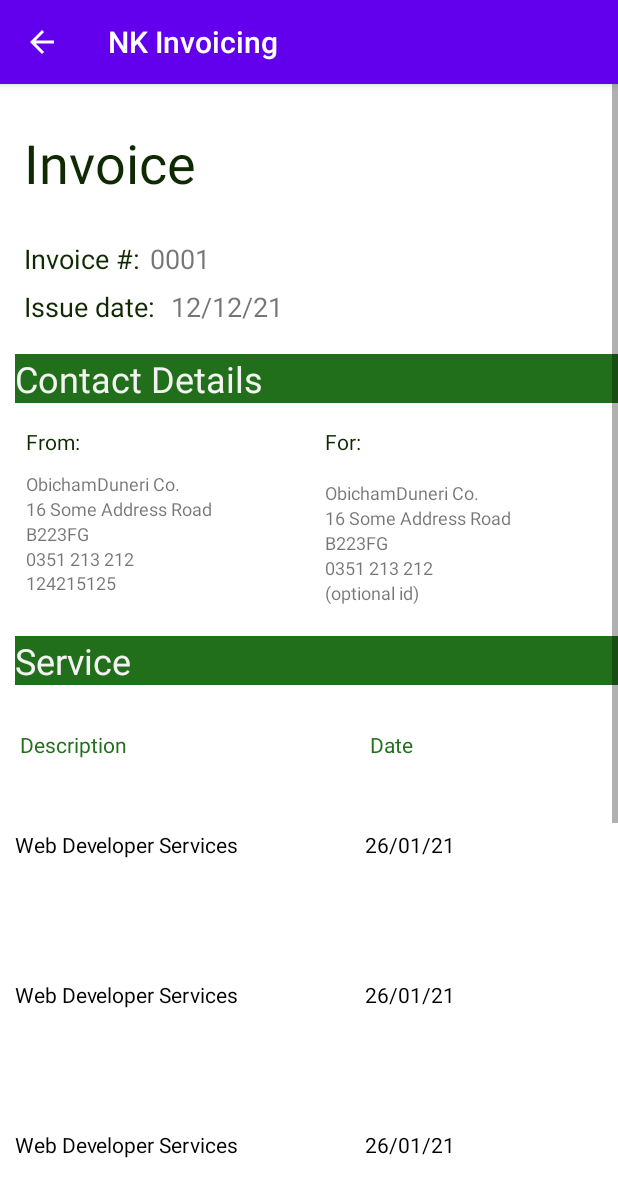
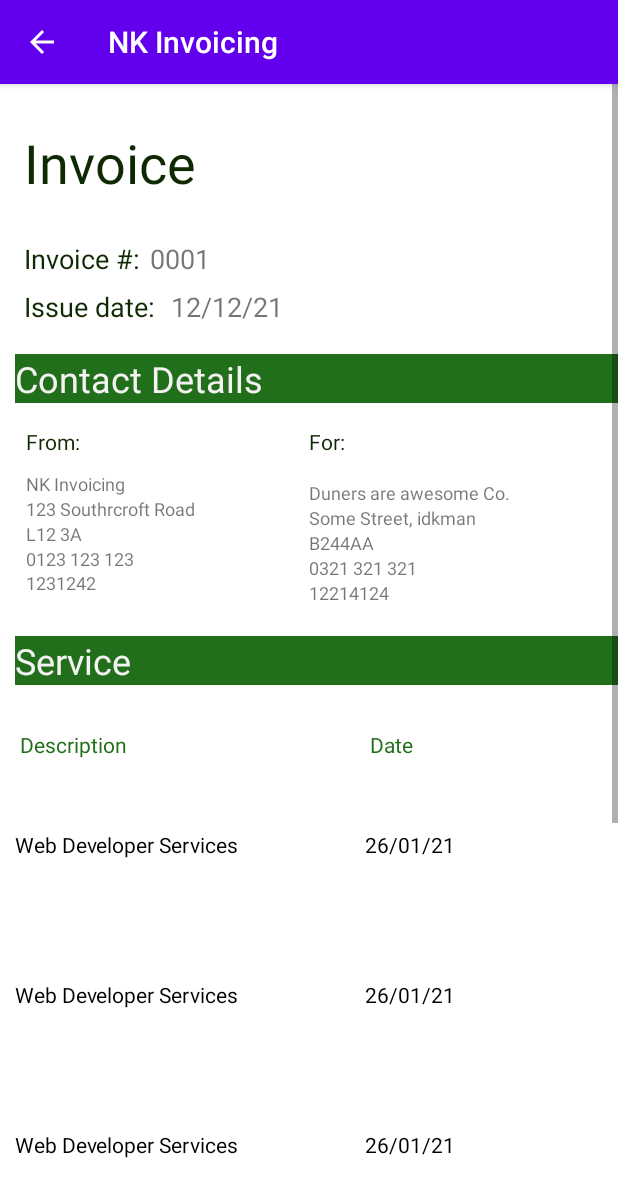
Before and after one commit to mrKrastev/NKInvoicing, an Android app: the StandardInvoice screen opened directly, with no data from a screen before it, on a phone screen of 412 x 824 dp. Shown: the top 1197 px of the screen. Run offline under Robolectric (Android 15) with nearby library versions, the phone set to English and light mode, and no system bars.

Commit message:
added string resources, minor layout tweaks
Now every label which should dynamically change, has a string resource. Made the contact details component expandable

```diff
--- a/app/src/main/res/layout/standard_invoice.xml
+++ b/app/src/main/res/layout/standard_invoice.xml
@@ -72,7 +72,7 @@
                         android:layout_height="wrap_content"
                         android:layout_marginStart="100dp"
                         android:layout_marginTop="104dp"
-                        android:text="0001"
+                        android:text="@string/invoice_no"
                         android:textSize="18sp"
                         app:layout_constraintStart_toStartOf="parent"
                         app:layout_constraintTop_toTopOf="parent" />
@@ -94,7 +94,7 @@
                         android:layout_height="wrap_content"
                         android:layout_marginStart="8dp"
                         android:layout_marginBottom="64dp"
-                        android:text="12/12/21"
+                        android:text="@string/due_date"
                         android:textSize="18sp"
                         app:layout_constraintBottom_toBottomOf="parent"
                         app:layout_constraintStart_toEndOf="@+id/textView2" />
@@ -184,16 +184,16 @@
 
                     <ImageView
                         android:id="@+id/imageView3"
-                        android:layout_width="70dp"
-                        android:layout_height="40dp"
+                        android:layout_width="60dp"
+                        android:layout_height="20dp"
                         android:layout_marginStart="8dp"
-                        android:layout_marginBottom="24dp"
+                        android:layout_marginBottom="32dp"
                         app:layout_constraintBottom_toBottomOf="parent"
                         app:layout_constraintStart_toEndOf="@+id/textView5"
                         app:srcCompat="@drawable/unpaidicon" />
 
                     <androidx.constraintlayout.widget.ConstraintLayout
-                        android:layout_width="0dp"
+                        android:layout_width="wrap_content"
                         android:layout_height="0dp"
                         android:layout_marginStart="1dp"
                         android:layout_marginEnd="1dp"
@@ -229,7 +229,7 @@
                                 android:layout_height="wrap_content"
                                 android:layout_marginStart="16dp"
                                 android:layout_marginTop="10dp"
-                                android:text="ObichamDuneri Co."
+                                android:text="@string/user_company_name"
                                 android:textSize="12sp"
                                 app:layout_constraintStart_toStartOf="parent"
                                 app:layout_constraintTop_toBottomOf="@+id/textView9" />
@@ -239,7 +239,7 @@
                                 android:layout_width="wrap_content"
                                 android:layout_height="wrap_content"
                                 android:layout_marginStart="16dp"
-                                android:text="16 Some Address Road"
+                                android:text="@string/user_address"
                                 android:textSize="12sp"
                                 app:layout_constraintStart_toStartOf="parent"
                                 app:layout_constraintTop_toBottomOf="@+id/userCompanyNamelbl" />
@@ -249,7 +249,7 @@
                                 android:layout_width="wrap_content"
                                 android:layout_height="wrap_content"
                                 android:layout_marginStart="16dp"
-                                android:text="B223FG"
+                                android:text="@string/user_postcode"
                                 android:textSize="12sp"
                                 app:layout_constraintStart_toStartOf="parent"
                                 app:layout_constraintTop_toBottomOf="@+id/userAddresslbl" />
@@ -259,7 +259,7 @@
                                 android:layout_width="wrap_content"
                                 android:layout_height="wrap_content"
                                 android:layout_marginStart="16dp"
-                                android:text="0351 213 212"
+                                android:text="@string/user_tel"
                                 android:textSize="12sp"
                                 app:layout_constraintStart_toStartOf="parent"
                                 app:layout_constraintTop_toBottomOf="@+id/userPostcodelbl" />
@@ -270,7 +270,7 @@
                                 android:layout_height="wrap_content"
                                 android:layout_marginStart="16dp"
                                 android:layout_marginTop="16dp"
-                                android:text="124215125"
+                                android:text="@string/user_company_id"
                                 android:textSize="12sp"
                                 app:layout_constraintStart_toStartOf="parent"
                                 app:layout_constraintTop_toBottomOf="@+id/userPostcodelbl" />
@@ -279,7 +279,7 @@
                         <androidx.constraintlayout.widget.ConstraintLayout
                             android:layout_width="wrap_content"
                             android:layout_height="wrap_content"
-                            android:layout_marginStart="59dp"
+                            android:layout_marginStart="60dp"
                             app:layout_constraintStart_toEndOf="@+id/constraintLayout"
                             app:layout_constraintTop_toTopOf="parent">
 
@@ -300,7 +300,7 @@
                                 android:layout_width="wrap_content"
                                 android:layout_height="wrap_content"
                                 android:layout_marginStart="16dp"
-                                android:text="16 Some Address Road"
+                                android:text="@string/receiver_address"
                                 android:textSize="12sp"
                                 app:layout_constraintStart_toStartOf="parent"
                                 app:layout_constraintTop_toBottomOf="@+id/receiverName" />
@@ -310,7 +310,7 @@
                                 android:layout_width="wrap_content"
                                 android:layout_height="wrap_content"
                                 android:layout_marginStart="16dp"
-                                android:text="B223FG"
+                                android:text="@string/receiver_postcode"
                                 android:textSize="12sp"
                                 app:layout_constraintStart_toStartOf="parent"
                                 app:layout_constraintTop_toBottomOf="@+id/receiverAddress" />
@@ -320,7 +320,7 @@
                                 android:layout_width="wrap_content"
                                 android:layout_height="wrap_content"
                                 android:layout_marginStart="16dp"
-                                android:text="0351 213 212"
+                                android:text="@string/receiver_tel"
                                 android:textSize="12sp"
                                 app:layout_constraintStart_toStartOf="parent"
                                 app:layout_constraintTop_toBottomOf="@+id/receiverPostcode" />
@@ -330,7 +330,7 @@
                                 android:layout_width="wrap_content"
                                 android:layout_height="wrap_content"
                                 android:layout_marginStart="16dp"
-                                android:text="(optional id)"
+                                android:text="@string/receiver_company_id"
                                 android:textSize="12sp"
                                 app:layout_constraintStart_toStartOf="parent"
                                 app:layout_constraintTop_toBottomOf="@+id/userTelLbl2" />
@@ -341,7 +341,7 @@
                                 android:layout_height="wrap_content"
                                 android:layout_marginStart="16dp"
                                 android:layout_marginTop="16dp"
-                                android:text="ObichamDuneri Co."
+                                android:text="@string/receiver_company_name"
                                 android:textSize="12sp"
                                 app:layout_constraintStart_toStartOf="parent"
                                 app:layout_constraintTop_toBottomOf="@+id/textView8" />
--- a/app/src/main/res/values/strings.xml
+++ b/app/src/main/res/values/strings.xml
@@ -1,3 +1,16 @@
 <resources>
     <string name="app_name">NK Invoicing</string>
+    <string name="user_company_name">NK Invoicing</string>
+    <string name="receiver_company_name">Duners are awesome Co.</string>
+    <string name="user_address">123 Southrcroft Road</string>
+    <string name="receiver_address">Some Street, idkman</string>
+    <string name="receiver_postcode">B244AA</string>
+    <string name="user_postcode">L12 3A</string>
+    <string name="user_tel">0123 123 123</string>
+    <string name="receiver_tel">0321 321 321</string>
+    <string name="user_company_id">1231242</string>
+    <string name="receiver_company_id">12214124</string>
+    <string name="invoice_no">0001</string>
+    <string name="issue_date">12/12/21</string>
+    <string name="due_date">21/21/21</string>
 </resources>
```
